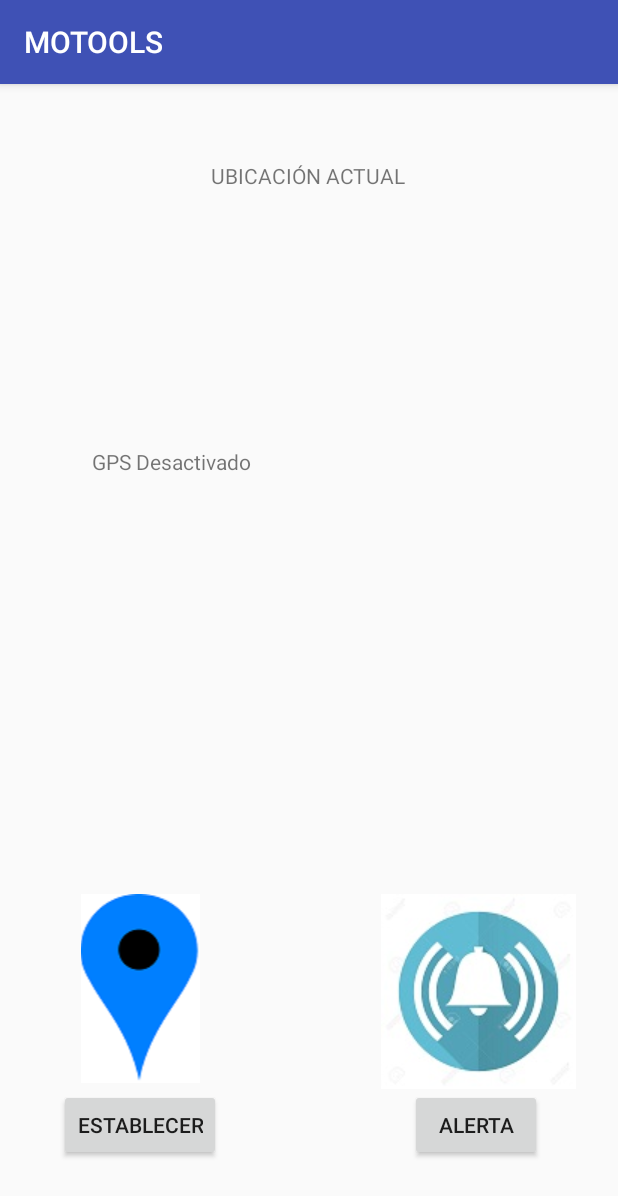
After one commit to jesf/MOTOOLS, an Android app: the Establecer screen opened directly, with no data from a screen before it, on a phone screen of 412 x 824 dp. The commit adds this screen. Shown: the top 1196 px of the screen. Run offline under Robolectric (Android 15) with nearby library versions, the phone set to English and light mode, and no system bars.

Commit message:
Act08112016
Actualización 08112016

```diff
--- a/MOTOOLS/app/build.gradle
+++ b/MOTOOLS/app/build.gradle
@@ -4,8 +4,8 @@ android {
     compileSdkVersion 24
     buildToolsVersion "24.0.2"
     defaultConfig {
-        applicationId "com.software2_ucc.motools"
-        minSdkVersion 15
+        applicationId "com.software2_ucc.proy2"
+        minSdkVersion 14
         targetSdkVersion 24
         versionCode 1
         versionName "1.0"
@@ -26,4 +26,5 @@ dependencies {
     })
     compile 'com.android.support:appcompat-v7:24.2.1'
     testCompile 'junit:junit:4.12'
+    compile 'com.android.support:support-v4:24.2.1'
 }
--- /dev/null
+++ b/MOTOOLS/app/src/main/java/com/software2_ucc/proy2/Establecer.java
@@ -0,0 +1,121 @@
+package com.software2_ucc.proy2;
+
+import android.Manifest;
+import android.content.Context;
+import android.content.pm.PackageManager;
+import android.location.Address;
+import android.location.Geocoder;
+import android.location.Location;
+import android.location.LocationListener;
+import android.location.LocationManager;
+import android.support.v4.app.ActivityCompat;
+import android.support.v4.content.ContextCompat;
+import android.support.v7.app.AppCompatActivity;
+import android.os.Bundle;
+import android.util.Log;
+import android.widget.TextView;
+
+import java.io.IOException;
+import java.util.List;
+import java.util.Locale;
+
+public class Establecer extends AppCompatActivity {
+
+    TextView Long,Lat,Dir;
+
+    @Override
+    protected void onCreate(Bundle savedInstanceState) {
+        super.onCreate(savedInstanceState);
+        setContentView(R.layout.activity_establecer);
+        Long=(TextView)findViewById(R.id.LO);
+        Lat=(TextView)findViewById(R.id.LA);
+        Dir=(TextView)findViewById(R.id.Dir);
+
+        LocationManager MUM = (LocationManager) getSystemService(Context.LOCATION_SERVICE);
+        Localizacion Local = new  Localizacion();
+        Local.setEstablecer(this);
+
+        if ((ContextCompat.checkSelfPermission(this, Manifest.permission.ACCESS_FINE_LOCATION) != PackageManager.PERMISSION_GRANTED) && (ContextCompat.checkSelfPermission(this, Manifest.permission.ACCESS_COARSE_LOCATION) != PackageManager.PERMISSION_GRANTED)) {
+            //Requiere permisos para Android 6.0
+            Log.e("Location", "No se tienen permisos necesarios!, se requieren.");
+            ActivityCompat.requestPermissions(this, new String[]{Manifest.permission.ACCESS_FINE_LOCATION, Manifest.permission.ACCESS_COARSE_LOCATION}, 225);
+            return;
+        }else{
+            Log.i("Location", "Permisos necesarios OK!.");
+            MUM.requestLocationUpdates(LocationManager.GPS_PROVIDER, 0, 0, (LocationListener) Local);
+        }
+
+        MUM.requestLocationUpdates(LocationManager.NETWORK_PROVIDER, 0, 0,
+                (LocationListener) Local);
+
+        Long.setText("");
+        Lat.setText("");
+        Dir.setText("");
+    }
+    /* Aqui empieza la Clase Localizacion */
+    public class Localizacion implements LocationListener {
+        Establecer mainActivity;
+
+        public Establecer getMainActivity() {
+            return mainActivity;
+        }
+
+        public void setEstablecer(Establecer mainActivity) {
+            this.mainActivity = mainActivity;
+        }
+
+        @Override
+        public void onLocationChanged(Location loc) {
+            // Este metodo se ejecuta cada vez que el GPS recibe nuevas coordenadas
+            // debido a la deteccion de un cambio de ubicacion
+
+
+            loc.getLatitude();
+            loc.getLongitude();
+            Lat.setText("Latitude: "+loc.getLatitude());
+            Long.setText("Longitud: "+loc.getLongitude());
+            this.mainActivity.setLocation(loc);
+        }
+
+        @Override
+        public void onProviderDisabled(String provider) {
+            // Este metodo se ejecuta cuando el GPS es desactivado
+            Dir.setText("GPS Desactivado");
+        }
+
+        @Override
+        public void onProviderEnabled(String provider) {
+            // Este metodo se ejecuta cuando el GPS es activado
+            Dir.setText("GPS Activado");
+        }
+
+        @Override
+        public void onStatusChanged(String provider, int status, Bundle extras) {
+            // Este metodo se ejecuta cada vez que se detecta un cambio en el
+            // status del proveedor de localizacion (GPS)
+            // Los diferentes Status son:
+            // OUT_OF_SERVICE -> Si el proveedor esta fuera de servicio
+            // TEMPORARILY_UNAVAILABLE -> Temporalmente no disponible pero se
+            // espera que este disponible en breve
+            // AVAILABLE -> Disponible
+        }
+
+    }/* Fin de la clase localizacion */
+    public void setLocation(Location loc) {
+        //Obtener la direccion de la calle a partir de la latitud y la longitud
+        if (loc.getLatitude() != 0.0 && loc.getLongitude() != 0.0) {
+            try {
+                Geocoder geocoder = new Geocoder(this, Locale.getDefault());
+                List<Address> list = geocoder.getFromLocation(
+                        loc.getLatitude(), loc.getLongitude(), 1);
+                if (!list.isEmpty()) {
+                    Address DirCalle = list.get(0);
+                    Dir.setText("Dirección:"+ DirCalle.getAddressLine(0));
+                }
+
+            } catch (IOException e) {
+                e.printStackTrace();
+            }
+        }
+    }
+}
--- /dev/null
+++ b/MOTOOLS/app/src/main/res/layout/activity_establecer.xml
@@ -0,0 +1,101 @@
+<?xml version="1.0" encoding="utf-8"?>
+<RelativeLayout xmlns:android="http://schemas.android.com/apk/res/android"
+    xmlns:app="http://schemas.android.com/apk/res-auto"
+    xmlns:tools="http://schemas.android.com/tools"
+    android:id="@+id/activity_establecer"
+    android:layout_width="match_parent"
+    android:layout_height="match_parent"
+    android:paddingBottom="@dimen/activity_vertical_margin"
+    android:paddingLeft="@dimen/activity_horizontal_margin"
+    android:paddingRight="@dimen/activity_horizontal_margin"
+    android:paddingTop="@dimen/activity_vertical_margin"
+    tools:context="com.software2_ucc.proy2.Establecer">
+
+    <TextView
+        android:text="UBICACIÓN ACTUAL"
+        android:layout_width="wrap_content"
+        android:layout_height="wrap_content"
+        android:layout_marginTop="35dp"
+        android:id="@+id/textView"
+        android:layout_alignParentTop="true"
+        android:layout_centerHorizontal="true" />
+
+    <TextView
+        android:text="Latitud:"
+        android:layout_width="match_parent"
+        android:layout_height="wrap_content"
+        android:layout_marginTop="27dp"
+        android:id="@+id/LA"
+        android:layout_below="@+id/LO"
+        android:layout_alignLeft="@+id/LO"
+        android:layout_alignStart="@+id/LO" />
+
+    <Button
+        android:text="ESTABLECER"
+        android:layout_width="wrap_content"
+        android:layout_height="wrap_content"
+        android:layout_marginBottom="34dp"
+        android:id="@+id/EU"
+        android:layout_alignParentBottom="true"
+        android:layout_alignParentLeft="true"
+        android:layout_alignParentStart="true"
+        android:layout_marginLeft="23dp"
+        android:layout_marginStart="23dp" />
+
+    <ImageView
+        android:layout_width="wrap_content"
+        android:layout_height="wrap_content"
+        app:srcCompat="@drawable/alerta2"
+        android:id="@+id/imageView6"
+        android:layout_above="@+id/GU"
+        android:layout_alignParentRight="true"
+        android:layout_alignParentEnd="true"
+        android:layout_marginRight="12dp"
+        android:layout_marginEnd="12dp" />
+
+    <Button
+        android:text="ALERTA"
+        android:layout_width="wrap_content"
+        android:layout_height="wrap_content"
+        android:id="@+id/GU"
+        android:layout_alignBaseline="@+id/EU"
+        android:layout_alignBottom="@+id/EU"
+        android:layout_alignLeft="@+id/imageView6"
+        android:layout_alignStart="@+id/imageView6"
+        android:layout_marginLeft="19dp"
+        android:layout_marginStart="19dp" />
+
+    <ImageView
+        android:layout_width="wrap_content"
+        android:layout_height="wrap_content"
+        app:srcCompat="@drawable/ubi2"
+        android:id="@+id/IUbi"
+        android:layout_alignTop="@+id/imageView6"
+        android:layout_alignRight="@+id/EU"
+        android:layout_alignEnd="@+id/EU"
+        android:layout_alignLeft="@+id/EU"
+        android:layout_alignStart="@+id/EU" />
+
+    <TextView
+        android:text="Dirección"
+        android:layout_width="match_parent"
+        android:layout_height="wrap_content"
+        android:layout_marginTop="26dp"
+        android:id="@+id/Dir"
+        android:layout_below="@+id/LA"
+        android:layout_alignLeft="@+id/LA"
+        android:layout_alignStart="@+id/LA" />
+
+    <TextView
+        android:text="Longitud: "
+        android:layout_width="match_parent"
+        android:layout_height="wrap_content"
+        android:layout_marginTop="79dp"
+        android:id="@+id/LO"
+        android:layout_below="@+id/textView"
+        android:layout_alignLeft="@+id/IUbi"
+        android:layout_alignStart="@+id/IUbi"
+        android:layout_marginLeft="22dp"
+        android:layout_marginStart="22dp" />
+
+</RelativeLayout>
--- a/MOTOOLS/build.gradle
+++ b/MOTOOLS/build.gradle
@@ -5,7 +5,7 @@ buildscript {
         jcenter()
     }
     dependencies {
-        classpath 'com.android.tools.build:gradle:2.2.1'
+        classpath 'com.android.tools.build:gradle:2.2.2'
 
         // NOTE: Do not place your application dependencies here; they belong
         // in the individual module build.gradle files
```
Also changed, not shown: MOTOOLS/app/src/main/AndroidManifest.xml (+11 -5 lines), MOTOOLS/app/src/main/java/com/software2_ucc/proy2/MainActivity.java (added, +41 -0 lines), MOTOOLS/app/src/main/java/com/software2_ucc/proy2/sqlite/BDU.java (added, +92 -0 lines), MOTOOLS/app/src/main/java/com/software2_ucc/proy2/sqlite/datos.java (added, +34 -0 lines), MOTOOLS/app/src/main/res/layout/activity_main.xml (+18 -15 lines), MOTOOLS/app/src/main/res/drawable/alerta.jpg (added), MOTOOLS/app/src/main/res/drawable/alerta2.jpg (added), MOTOOLS/app/src/main/res/drawable/ubi.png (added), MOTOOLS/app/src/main/res/drawable/ubi2.png (added), MOTOOLS/app/src/main/res/mipmap-hdpi/ic_launcher.png, MOTOOLS/app/src/main/res/mipmap-mdpi/ic_launcher.png, MOTOOLS/app/src/main/res/mipmap-xhdpi/ic_launcher.png, MOTOOLS/app/src/main/res/mipmap-xxhdpi/ic_launcher.png, MOTOOLS/app/src/main/res/mipmap-xxxhdpi/ic_launcher.png, 2 other files.
